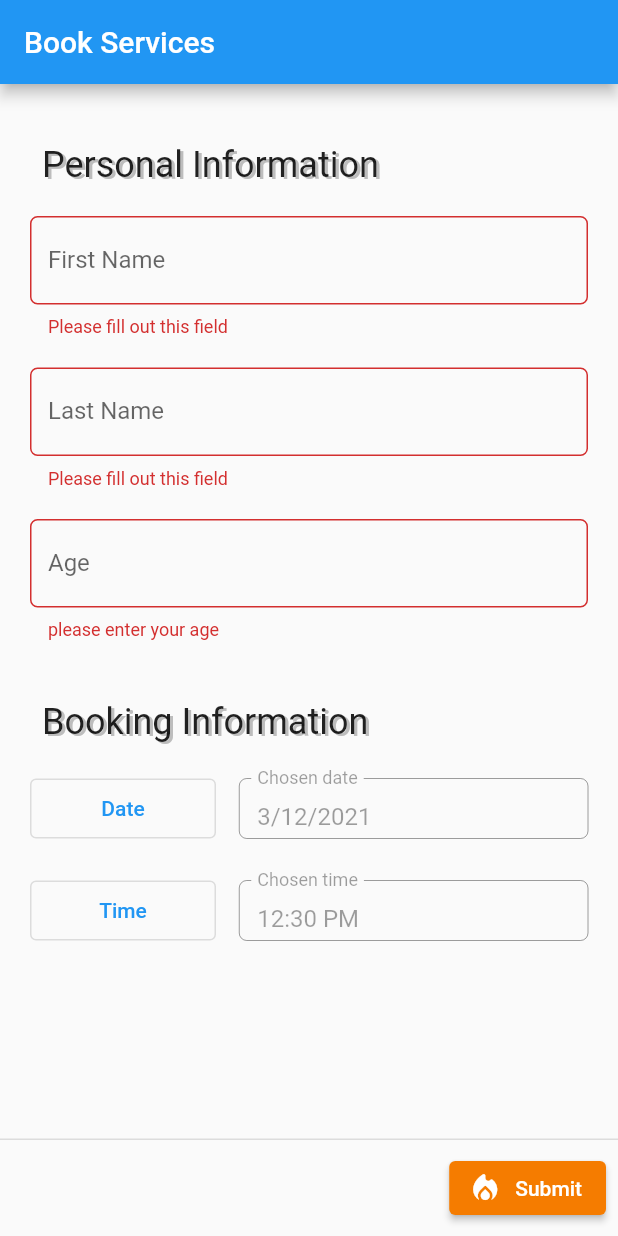
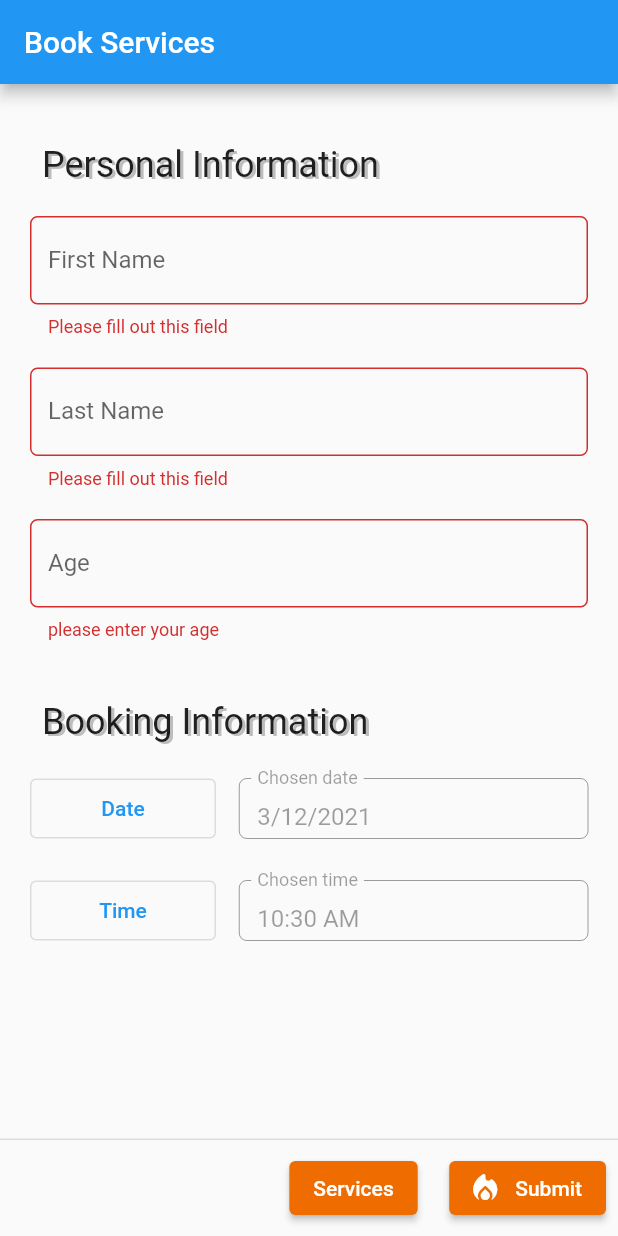
Before and after one commit to mahdi-ko/Simple-Booking-App, a Flutter app: the screen it shows after launch, after a tap on "Submit", on a phone screen of 412 x 824 dp. Run offline on Flutter 3.47's test engine with Material 2 defaults, Android fonts, the phone set to English and light mode, and no system bars.

Commit message:
added services into person and few UI changes

```diff
--- /dev/null
+++ b/lib/common/common_widgets.dart
@@ -0,0 +1,7 @@
+import 'package:flutter/material.dart';
+
+ButtonStyle orangeButtonStyle(ThemeData? theme) {
+  return ButtonStyle(backgroundColor: MaterialStateProperty.resolveWith((value) {
+    return theme!.accentColor;
+  }));
+}
--- a/lib/main.dart
+++ b/lib/main.dart
@@ -27,7 +27,7 @@ class MyApp extends StatelessWidget {
         theme: ThemeData(
           unselectedWidgetColor: Colors.white,
           primarySwatch: Colors.blue,
-          accentColor: Colors.orange[700],
+          accentColor: Colors.orange[800],
         ),
         home: AddPerson(),
         routes: {
--- a/lib/providers/Person.dart
+++ b/lib/providers/Person.dart
@@ -8,8 +8,15 @@ class Person with ChangeNotifier {
   final String? firstName;
   final String? lastName;
   final int? age;
+  final Map<String, dynamic> servicesData;
 
-  Person({required this.id, required this.firstName, required this.lastName, required this.age});
+  Person({
+    required this.id,
+    required this.firstName,
+    required this.lastName,
+    required this.age,
+    required this.servicesData,
+  });
 }
 
 class Persons with ChangeNotifier {
@@ -17,13 +24,17 @@ class Persons with ChangeNotifier {
 
   List<Person> get persons => _persons;
 
-  void addPerson({required String? first, required String? last, required int? age}) {
+  void addPerson(
+      {required String? first,
+      required String? last,
+      required int? age,
+      required Map<String, dynamic> servicesData}) {
     _persons.add(Person(
-      id: Random().nextInt(1000000),
-      firstName: first,
-      lastName: last,
-      age: age,
-    ));
+        id: Random().nextInt(1000000),
+        firstName: first,
+        lastName: last,
+        age: age,
+        servicesData: servicesData));
   }
 
   void removePerson({required int? id}) {
--- a/lib/widgets/add_person.dart
+++ b/lib/widgets/add_person.dart
@@ -1,5 +1,7 @@
 import 'package:booking_app/common/common_methods.dart';
+import 'package:booking_app/common/common_widgets.dart';
 import 'package:booking_app/providers/Person.dart';
+import 'package:booking_app/widgets/services_screen.dart';
 import 'package:flutter/material.dart';
 import 'package:flutter/services.dart';
 import 'package:provider/provider.dart';
@@ -13,10 +15,11 @@ class _AddPersonState extends State<AddPerson> {
   TextEditingController dateController = TextEditingController();
   TextEditingController timeController = TextEditingController();
   DateTime? chosenDate = DateTime.now();
-  TimeOfDay? chosenTime = TimeOfDay.now().replacing(hour: TimeOfDay.now().hour + 2);
+  TimeOfDay? chosenTime = TimeOfDay.now();
   String firstName = '';
   String lastName = '';
   int age = 0;
+  Map<String, bool> chosenServices = {};
   GlobalKey<FormState> _formKey = GlobalKey();
 
   final inputBorder = const OutlineInputBorder(
@@ -54,10 +57,17 @@ class _AddPersonState extends State<AddPerson> {
   Widget build(BuildContext context) {
     return Scaffold(
       persistentFooterButtons: <Widget>[
+        ElevatedButton(
+          child: Text('Services'),
+          onPressed: () {
+            removeFocus(context);
+            navigateToServices();
+          },
+          style: orangeButtonStyle(theme),
+        ),
+        SizedBox(width: 5),
         ElevatedButton.icon(
-          style: ButtonStyle(backgroundColor: MaterialStateProperty.resolveWith((value) {
-            return theme!.accentColor;
-          })),
+          style: orangeButtonStyle(theme),
           icon: const Icon(Icons.local_fire_department_rounded),
           label: const Text('Submit'),
           onPressed: submit,
@@ -170,8 +180,25 @@ class _AddPersonState extends State<AddPerson> {
 
   void submit() {
     if (!_formKey.currentState!.validate()) return;
+    final services = [];
+    chosenServices.forEach((serviceName, value) {
+      if (value) services.add(serviceName);
+    });
+    if (services.isEmpty) {
+      showSnackBar('Please choose at least 1 service');
+      return;
+    }
     _formKey.currentState!.save();
-    persons!.addPerson(first: firstName, last: lastName, age: age);
+
+    final servicesData = {'services': services, 'date': chosenDate, 'time': chosenTime};
+    persons!.addPerson(first: firstName, last: lastName, age: age, servicesData: servicesData);
+    showSnackBar('Booking successful', showIcon: true);
+    _formKey.currentState!.reset();
+    chosenServices = {};
+  }
+
+  void navigateToServices() {
+    Navigator.of(context).pushNamed(ServicesScreen.route, arguments: chosenServices);
   }
 
   Future<DateTime?> datePicker({required BuildContext? context}) async {
@@ -188,6 +215,22 @@ class _AddPersonState extends State<AddPerson> {
 
   Future<TimeOfDay?> timePicker({required BuildContext? context}) {
     return showTimePicker(context: context!, initialTime: TimeOfDay.now());
+  }
+
+  void showSnackBar(String text, {bool showIcon = false}) {
+    ScaffoldMessenger.of(context).removeCurrentSnackBar();
+    ScaffoldMessenger.of(context).showSnackBar(
+      SnackBar(
+        duration: Duration(seconds: 2),
+        content: Row(
+          children: [
+            if (showIcon) Icon(Icons.domain_verification_sharp, color: Colors.white),
+            if (showIcon) SizedBox(width: 10),
+            Text(text),
+          ],
+        ),
+      ),
+    );
   }
 }
 
```
Also changed, not shown: lib/widgets/services_screen.dart (+42 -6 lines).
